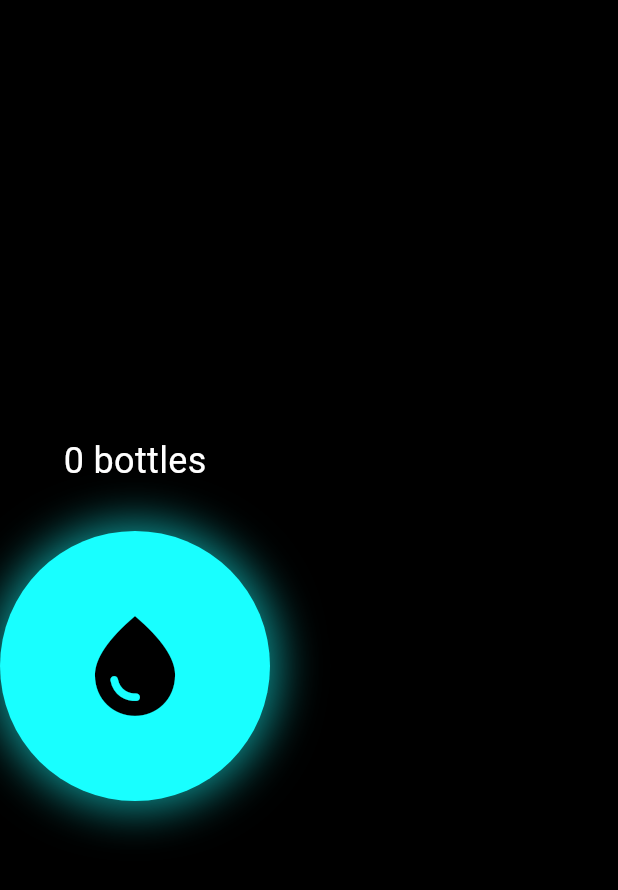
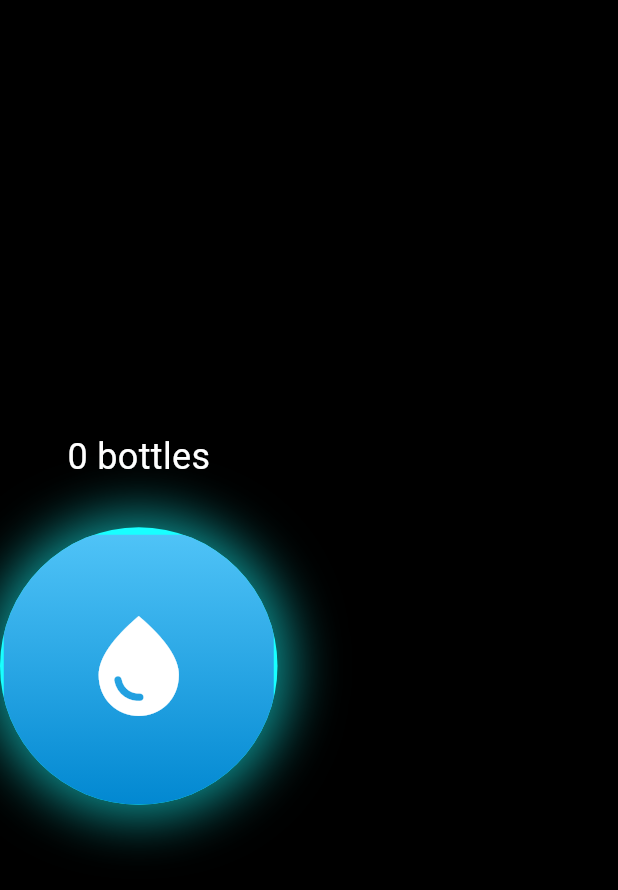
Before and after one commit to Vishnu-prakashC/tapix, a Flutter app: the screen it shows after launch, on a phone screen of 412 x 824 dp. Shown: the top 890 px of the screen. Run offline on Flutter 3.47's test engine with Material 3 defaults, Android fonts, the phone set to English and light mode, and no system bars.

Commit message:
upgrade hydration button

```diff
--- a/lib/main.dart
+++ b/lib/main.dart
@@ -1,4 +1,4 @@
-
+import 'dart:math';
 
 import 'package:flutter/material.dart';
 
@@ -27,11 +27,39 @@ class HomeScreen extends StatefulWidget {
 
 class _HomeScreenState extends State<HomeScreen> {
   int waterCount = 0;
+  double waterLevel = 0.0; // 0.0 to 1.0
   bool isPressed = false;
+  double rippleSize = 0;
+  bool showRipple = false;
+  bool showParticles = false;
+  DateTime? pressStartTime;
 
   void addWater() {
     setState(() {
       waterCount++;
+      waterLevel += 0.1;
+      if (waterLevel > 1) waterLevel = 1;
+    });
+  }
+
+  void triggerSplash() {
+    setState(() {
+      showRipple = true;
+      rippleSize = 0;
+    });
+
+    Future.delayed(const Duration(milliseconds: 10), () {
+      if (!mounted) return;
+      setState(() {
+        rippleSize = 260;
+      });
+    });
+
+    Future.delayed(const Duration(milliseconds: 600), () {
+      if (!mounted) return;
+      setState(() {
+        showRipple = false;
+      });
     });
   }
 
@@ -52,37 +80,99 @@ class _HomeScreenState extends State<HomeScreen> {
           const SizedBox(height: 30),
           GestureDetector(
             onTapDown: (_) {
+              pressStartTime = DateTime.now();
               setState(() => isPressed = true);
             },
             onTapUp: (_) {
+              final pressDuration =
+                  DateTime.now().difference(pressStartTime!).inMilliseconds;
+
               setState(() => isPressed = false);
-              addWater();
+
+              if (pressDuration < 1200) {
+                addWater(); // normal press
+              } else {
+                triggerSplash(); // over-press
+              }
             },
             onTapCancel: () {
               setState(() => isPressed = false);
             },
-            child: AnimatedContainer(
+            child: Stack(
+              alignment: Alignment.center,
+              children: [
+                if (showRipple)
+                  AnimatedContainer(
+                    duration: const Duration(milliseconds: 500),
+                    height: rippleSize,
+                    width: rippleSize,
+                    decoration: BoxDecoration(
+                      shape: BoxShape.circle,
+                      border: Border.all(
+                        color: Colors.cyanAccent.withOpacity(0.4),
+                        width: 4,
+                      ),
+                    ),
+                  ),
+                if (showParticles)
+                  SizedBox(
+                    height: 250,
+                    width: 250,
+                    child: CustomPaint(
+                      painter: SplashPainter(),
+                    ),
+                  ),
+                AnimatedContainer(
                   duration: const Duration(milliseconds: 120),
-              height: isPressed ? 160 : 180,
-              width: isPressed ? 160 : 180,
+                  curve: Curves.elasticOut,
+                  height: isPressed ? 165 : 185,
+                  width: isPressed ? 155 : 185,
                   decoration: BoxDecoration(
                     shape: BoxShape.circle,
                     color: Colors.cyanAccent,
                     boxShadow: [
                       BoxShadow(
                         color: Colors.cyanAccent.withOpacity(0.6),
-                    blurRadius: 25,
-                    spreadRadius: 5,
+                        blurRadius: 30,
+                        spreadRadius: 8,
                       ),
                     ],
                   ),
-              child: const Center(
-                child: Icon(
+                  child: ClipOval(
+                    child: Stack(
+                      alignment: Alignment.center,
+                      children: [
+                        // Liquid fill
+                        AnimatedAlign(
+                          duration: const Duration(milliseconds: 500),
+                          curve: Curves.easeInOut,
+                          alignment: Alignment(0, 1 - (waterLevel * 2)),
+                          child: Container(
+                            height: 180,
+                            width: 180,
+                            decoration: const BoxDecoration(
+                              gradient: LinearGradient(
+                                begin: Alignment.topCenter,
+                                end: Alignment.bottomCenter,
+                                colors: [
+                                  Color(0xFF4FC3F7),
+                                  Color(0xFF0288D1),
+                                ],
+                              ),
+                            ),
+                          ),
+                        ),
+                        const Icon(
                           Icons.water_drop,
                           size: 80,
-                  color: Colors.black,
+                          color: Colors.white,
+                        ),
+                      ],
                     ),
                   ),
+                ),
+
+              ],
             ),
           ),
         ],
@@ -90,3 +180,22 @@ class _HomeScreenState extends State<HomeScreen> {
     );
   }
 }
+
+class SplashPainter extends CustomPainter {
+  @override
+  void paint(Canvas canvas, Size size) {
+    final paint = Paint()
+      ..color = Colors.cyanAccent
+      ..style = PaintingStyle.fill;
+
+    for (int i = 0; i < 8; i++) {
+      final angle = (i * 45) * 3.14 / 180;
+      final dx = size.width / 2 + 80 * cos(angle);
+      final dy = size.height / 2 + 80 * sin(angle);
+      canvas.drawCircle(Offset(dx, dy), 8, paint);
+    }
+  }
+
+  @override
+  bool shouldRepaint(covariant CustomPainter oldDelegate) => true;
+}
```
Lines whose indentation alone changed are shown as unchanged.
